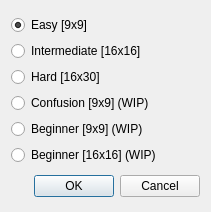
Filan-glitch/MinesweeperPlusPlus, file gamechoicedialog.ui: the form before one commit.
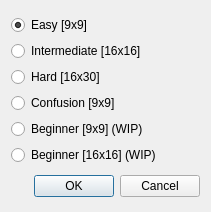
The form after the commit. Icons and pictures are not drawn.

```diff
--- a/gamechoicedialog.ui
+++ b/gamechoicedialog.ui
@@ -56,7 +56,7 @@
      <item>
       <widget class="QRadioButton" name="radio_confusion">
        <property name="text">
-        <string>Confusion [9x9] (WIP)</string>
+        <string>Confusion [9x9]</string>
        </property>
       </widget>
      </item>
```
